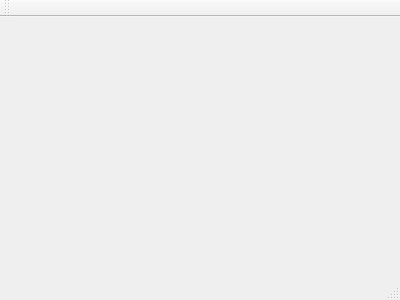
Above: mainwindow.ui from fallinbryan/classDiagram before the change. Below: the same form after it.
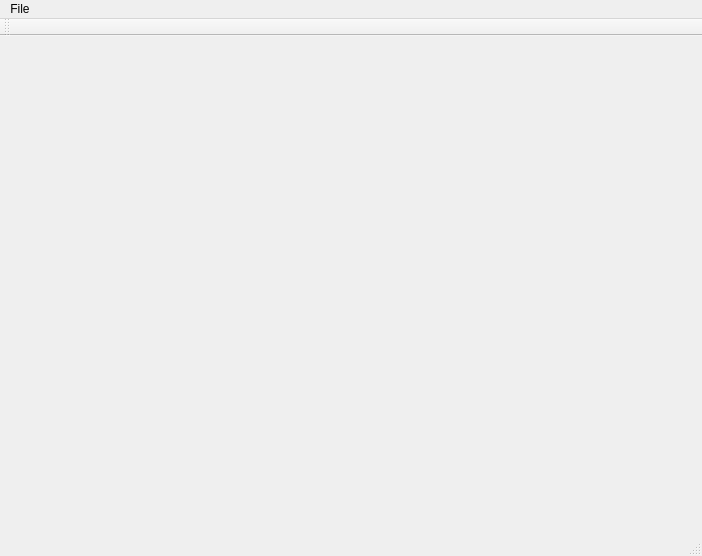
That is the form after the change.

What changed in the file:
```diff
--- a/mainwindow.ui
+++ b/mainwindow.ui
@@ -1,24 +1,51 @@
 <ui version="4.0">
  <class>MainWindow</class>
- <widget class="QMainWindow" name="MainWindow" >
-  <property name="geometry" >
+ <widget class="QMainWindow" name="MainWindow">
+  <property name="geometry">
    <rect>
     <x>0</x>
     <y>0</y>
-    <width>400</width>
-    <height>300</height>
+    <width>702</width>
+    <height>556</height>
    </rect>
   </property>
   <property name="windowTitle" >
    <string>MainWindow</string>
   </property>
-  <widget class="QMenuBar" name="menuBar" />
-  <widget class="QToolBar" name="mainToolBar" />
-  <widget class="QWidget" name="centralWidget" />
-  <widget class="QStatusBar" name="statusBar" />
+  <widget class="QWidget" name="centralWidget"/>
+  <widget class="QMenuBar" name="menuBar">
+   <property name="geometry">
+    <rect>
+     <x>0</x>
+     <y>0</y>
+     <width>702</width>
+     <height>21</height>
+    </rect>
+   </property>
+   <widget class="QMenu" name="menuFile">
+    <property name="title">
+     <string>File</string>
+    </property>
+    <addaction name="actionOpen"/>
+   </widget>
+   <addaction name="menuFile"/>
+  </widget>
+  <widget class="QToolBar" name="mainToolBar">
+   <attribute name="toolBarArea">
+    <enum>TopToolBarArea</enum>
+   </attribute>
+   <attribute name="toolBarBreak">
+    <bool>false</bool>
+   </attribute>
+  </widget>
+  <widget class="QStatusBar" name="statusBar"/>
+  <action name="actionOpen">
+   <property name="text">
+    <string>Open</string>
+   </property>
+  </action>
  </widget>
- <layoutDefault spacing="6" margin="11" />
- <pixmapfunction></pixmapfunction>
+ <layoutdefault spacing="6" margin="11"/>
  <resources/>
  <connections/>
 </ui>
```
Left out of the diff: 3 changed lines with no effect on the pictures.
